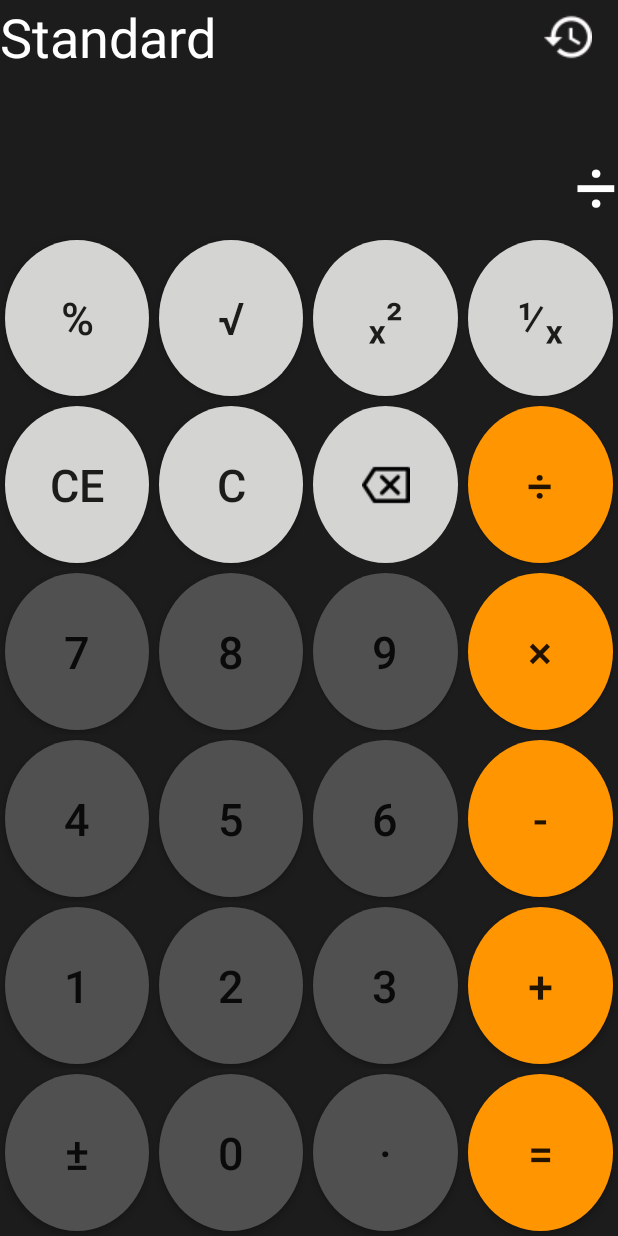
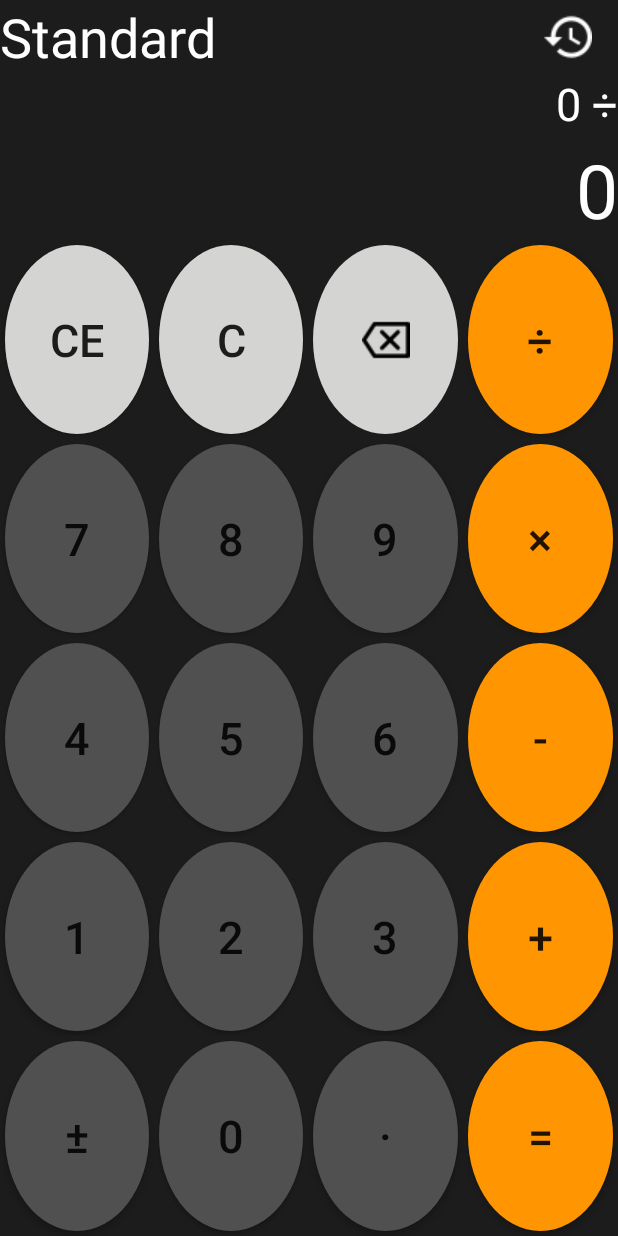
Before and after one commit to hquanitute/nhom5_laptrinhdidong_chieuT5, an Android app: the screen it shows after launch (MainActivity), after a tap on an icon or button, on a phone screen of 412 x 824 dp. Run offline under Robolectric (Android 15) with nearby library versions, the phone set to English and light mode, and no system bars.

Commit message:
xong man hinh doc

```diff
--- a/app/src/main/java/androiddev/nhom5/calculatorapp/ButtonEvents.java
+++ /dev/null
@@ -1,19 +0,0 @@
-package androiddev.nhom5.calculatorapp;
-
-import android.view.*;
-import android.widget.*;
-
-public class ButtonEvents {
-
-    public void ClickOnNumberButton(final Button button, final TextView tView) {
-        button.setOnClickListener(new View.OnClickListener() {
-            @Override
-            public void onClick(View v) {
-                if (tView.getText().equals("0"))
-                    tView.setText(button.getText());
-                else
-                    tView.setText(tView.getText().toString() + button.getText());
-            }
-        });
-    }
-}
--- a/app/src/main/java/androiddev/nhom5/calculatorapp/MainActivity_Horizontal.java
+++ b/app/src/main/java/androiddev/nhom5/calculatorapp/MainActivity_Horizontal.java
@@ -1,15 +1,11 @@
 package androiddev.nhom5.calculatorapp;
 
 import android.content.Intent;
-import android.support.annotation.Nullable;
 import android.support.v7.app.ActionBar;
 import android.support.v7.app.AppCompatActivity;
 import android.os.Bundle;
 import android.view.Menu;
 import android.view.MenuItem;
-import android.widget.ArrayAdapter;
-import android.widget.GridView;
-import android.widget.Spinner;
 
 public class MainActivity_Horizontal extends AppCompatActivity {
 
@@ -20,7 +16,7 @@ public class MainActivity_Horizontal extends AppCompatActivity {
         ActionBar actionBar = getSupportActionBar();
         actionBar.setLogo(R.mipmap.calculator);
         actionBar.setDisplayUseLogoEnabled (true);
-        actionBar.setTitle("  Calculator Made By Group 5");
+        actionBar.setTitle("Calculator Made By Group 5");
         actionBar.setDisplayShowHomeEnabled(true);
     }
     @Override
--- a/app/src/main/res/layout-land/activity_main.xml
+++ b/app/src/main/res/layout-land/activity_main.xml
@@ -1,6 +1,5 @@
 <?xml version="1.0" encoding="utf-8"?>
 <LinearLayout xmlns:android="http://schemas.android.com/apk/res/android"
-    xmlns:app="http://schemas.android.com/apk/res-auto"
     xmlns:tools="http://schemas.android.com/tools"
     android:layout_width="match_parent"
     android:layout_height="match_parent"
--- a/app/src/main/res/layout/activity_main.xml
+++ b/app/src/main/res/layout/activity_main.xml
@@ -35,7 +35,7 @@
     <TextView
         android:id="@+id/expressionView"
         android:layout_width="match_parent"
-        android:layout_height="wrap_content"
+        android:layout_height="44dp"
         android:textAlignment="viewEnd"
         android:textColor="@android:color/background_light"
         android:textSize="30sp" />
@@ -43,7 +43,9 @@
     <TextView
         android:id="@+id/resultView"
         android:layout_width="match_parent"
-        android:layout_height="wrap_content"
+        android:layout_height="67dp"
+        android:ellipsize="none"
+        android:singleLine="true"
         android:text="0"
         android:textAlignment="viewEnd"
         android:textColor="@android:color/background_light"
@@ -52,48 +54,6 @@
     <TableLayout
         android:layout_width="match_parent"
         android:layout_height="match_parent">
-
-        <TableRow
-            android:layout_width="match_parent"
-            android:layout_height="match_parent"
-            android:layout_weight="1">
-
-            <Button
-                android:id="@+id/buttonPer"
-                android:layout_height="match_parent"
-                android:layout_margin="3dp"
-                android:layout_weight="1"
-                android:background="@drawable/gray_circle_button"
-                android:text="%"
-                android:textSize="30sp" />
-
-            <Button
-                android:id="@+id/buttonSqrt"
-                android:layout_height="match_parent"
-                android:layout_margin="3dp"
-                android:layout_weight="1"
-                android:background="@drawable/gray_circle_button"
-                android:text="\u221A"
-                android:textSize="30sp" />
-
-            <Button
-                android:id="@+id/buttonSqr"
-                android:layout_height="match_parent"
-                android:layout_margin="3dp"
-                android:layout_weight="1"
-                android:background="@drawable/gray_circle_button"
-                android:text="\u2093\u00B2"
-                android:textSize="30sp" />
-
-            <Button
-                android:id="@+id/buttonFrac"
-                android:layout_height="match_parent"
-                android:layout_margin="3dp"
-                android:layout_weight="1"
-                android:background="@drawable/gray_circle_button"
-                android:text="\u215F\u2093"
-                android:textSize="30sp" />
-        </TableRow>
 
         <TableRow
             android:layout_width="match_parent"
@@ -132,6 +92,7 @@
                 android:layout_margin="3dp"
                 android:layout_weight="1"
                 android:background="@drawable/orange_circle_button"
+                android:onClick="onOperatorButtonClick"
                 android:text="\u00f7"
                 android:textSize="30sp" />
         </TableRow>
@@ -147,6 +108,7 @@
                 android:layout_margin="3dp"
                 android:layout_weight="1"
                 android:background="@drawable/black_circle_button"
+                android:onClick="onNumberButtonClick"
                 android:text="7"
                 android:textSize="30sp" />
 
@@ -156,6 +118,7 @@
                 android:layout_margin="3dp"
                 android:layout_weight="1"
                 android:background="@drawable/black_circle_button"
+                android:onClick="onNumberButtonClick"
                 android:text="8"
                 android:textSize="30sp" />
 
@@ -165,6 +128,7 @@
                 android:layout_margin="3dp"
                 android:layout_weight="1"
                 android:background="@drawable/black_circle_button"
+                android:onClick="onNumberButtonClick"
                 android:text="9"
                 android:textSize="30sp" />
 
@@ -174,6 +138,7 @@
                 android:layout_margin="3dp"
                 android:layout_weight="1"
                 android:background="@drawable/orange_circle_button"
+                android:onClick="onOperatorButtonClick"
                 android:text="\u00D7"
                 android:textSize="30sp" />
         </TableRow>
@@ -189,6 +154,7 @@
                 android:layout_margin="3dp"
                 android:layout_weight="1"
                 android:background="@drawable/black_circle_button"
+                android:onClick="onNumberButtonClick"
                 android:text="4"
                 android:textSize="30sp" />
 
@@ -198,6 +164,7 @@
                 android:layout_margin="3dp"
                 android:layout_weight="1"
                 android:background="@drawable/black_circle_button"
+                android:onClick="onNumberButtonClick"
                 android:text="5"
                 android:textSize="30sp" />
 
@@ -207,6 +174,7 @@
                 android:layout_margin="3dp"
                 android:layout_weight="1"
                 android:background="@drawable/black_circle_button"
+                android:onClick="onNumberButtonClick"
                 android:text="6"
                 android:textSize="30sp" />
 
@@ -216,6 +184,7 @@
                 android:layout_margin="3dp"
                 android:layout_weight="1"
                 android:background="@drawable/orange_circle_button"
+                android:onClick="onOperatorButtonClick"
                 android:text="\u002d"
                 android:textSize="30sp" />
         </TableRow>
@@ -231,6 +200,7 @@
                 android:layout_margin="3dp"
                 android:layout_weight="1"
                 android:background="@drawable/black_circle_button"
+                android:onClick="onNumberButtonClick"
                 android:text="1"
                 android:textSize="30sp" />
 
@@ -240,6 +210,7 @@
                 android:layout_margin="3dp"
                 android:layout_weight="1"
                 android:background="@drawable/black_circle_button"
+                android:onClick="onNumberButtonClick"
                 android:text="2"
                 android:textSize="30sp" />
 
@@ -249,6 +220,7 @@
                 android:layout_margin="3dp"
                 android:layout_weight="1"
                 android:background="@drawable/black_circle_button"
+                android:onClick="onNumberButtonClick"
                 android:text="3"
                 android:textSize="30sp" />
 
@@ -258,6 +230,7 @@
                 android:layout_margin="3dp"
                 android:layout_weight="1"
                 android:background="@drawable/orange_circle_button"
+                android:onClick="onOperatorButtonClick"
                 android:text="+"
                 android:textSize="30sp" />
         </TableRow>
@@ -282,6 +255,7 @@
                 android:layout_margin="3dp"
                 android:layout_weight="1"
                 android:background="@drawable/black_circle_button"
+                android:onClick="onNumberButtonClick"
                 android:text="0"
                 android:textSize="30sp" />
 
@@ -300,6 +274,7 @@
                 android:layout_margin="3dp"
                 android:layout_weight="1"
                 android:background="@drawable/orange_circle_button"
+                android:onClick="onOperatorButtonClick"
                 android:text="="
                 android:textSize="30sp" />
         </TableRow>
```
Also changed, not shown: app/src/main/java/androiddev/nhom5/calculatorapp/MainActivity.java (+181 -60 lines).
